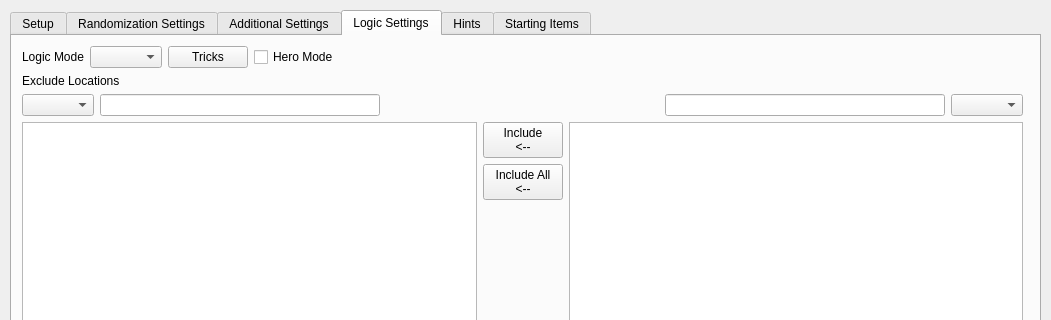
Before: the Qt Designer form gui/randogui.ui in ssrando/ssrando, drawn with Qt 5; both pictures show x 0 to 1051 and y 0 to 320 of the 1051 by 738 pixel window.
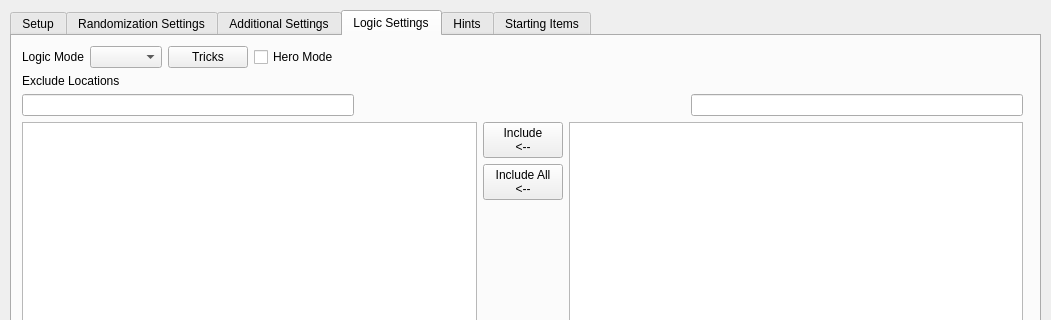
After: the same form once the commit is applied.

Commit message: remove dropdowns

What changed in the file:
```diff
--- a/gui/randogui.ui
+++ b/gui/randogui.ui
@@ -1406,9 +1406,6 @@
            <property name="sizeConstraint">
             <enum>QLayout::SetDefaultConstraint</enum>
            </property>
-           <item>
-            <widget class="QComboBox" name="comboBox"/>
-           </item>
            <item>
             <widget class="QLineEdit" name="included_free_search">
              <property name="text">
@@ -1435,9 +1432,6 @@
            <item>
             <widget class="QLineEdit" name="excluded_free_search"/>
            </item>
-           <item>
-            <widget class="QComboBox" name="comboBox_2"/>
-           </item>
           </layout>
          </item>
          <item>
```
The commit also changes 1 other file.
